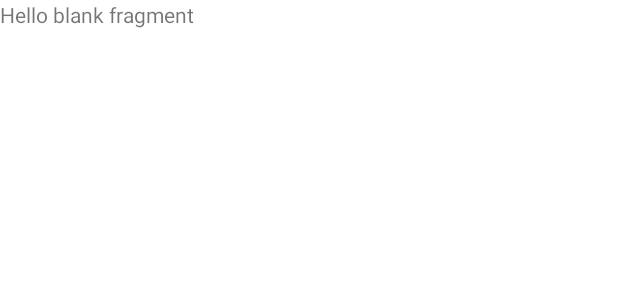
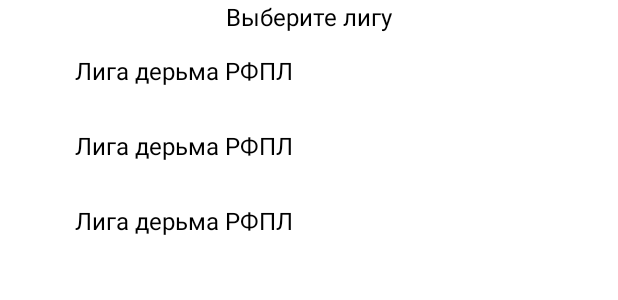
Before and after one commit to VixonneN/Football_Test_Task, an Android app: the layout fragment_league.xml on its own in the app's theme, with its tools: preview values and no code run, on a phone screen of 412 x 824 dp. Shown: the top 300 px of the screen. Run offline under Robolectric (Android 15) with nearby library versions, the phone set to English and light mode, and no system bars; network calls fail.

Commit message:
Черновой вариант LeagueFragment.kt

```diff
--- a/app/src/main/java/com/vixonnen/footballtesttask/MainActivity.kt
+++ b/app/src/main/java/com/vixonnen/footballtesttask/MainActivity.kt
@@ -2,6 +2,7 @@ package com.vixonnen.footballtesttask
 
 import androidx.appcompat.app.AppCompatActivity
 import android.os.Bundle
+import androidx.navigation.fragment.findNavController
 import com.vixonnen.footballtesttask.presentation.splash_screen.screen.SplashFragment
 
 class MainActivity : AppCompatActivity() {
@@ -9,8 +10,6 @@ class MainActivity : AppCompatActivity() {
         super.onCreate(savedInstanceState)
         setContentView(R.layout.activity_main)
 
-        supportFragmentManager.beginTransaction()
-            .add(R.id.fragment_container_view, SplashFragment.newInstance())
-            .commit()
+        supportFragmentManager.findFragmentById(R.id.fragment_container_view)?.findNavController()
     }
 }
--- a/app/src/main/java/com/vixonnen/footballtesttask/domain/entity/league/ResultLeagueEntity.kt
+++ b/app/src/main/java/com/vixonnen/footballtesttask/domain/entity/league/ResultLeagueEntity.kt
@@ -1,4 +1,6 @@
 package com.vixonnen.footballtesttask.domain.entity.league
+
+import java.io.Serializable
 
 data class ResultLeagueEntity(
     val league_key: String,
--- a/app/src/main/res/layout/fragment_fixtures.xml
+++ b/app/src/main/res/layout/fragment_fixtures.xml
@@ -5,10 +5,5 @@
     android:layout_height="match_parent"
     tools:context=".presentation.fixtures_screen.screen.FixturesFragment">
 
-    <!-- TODO: Update blank fragment layout -->
-    <TextView
-        android:layout_width="match_parent"
-        android:layout_height="match_parent"
-        android:text="@string/hello_blank_fragment" />
 
 </FrameLayout>
--- a/app/src/main/res/layout/fragment_league.xml
+++ b/app/src/main/res/layout/fragment_league.xml
@@ -1,14 +1,33 @@
 <?xml version="1.0" encoding="utf-8"?>
-<FrameLayout xmlns:android="http://schemas.android.com/apk/res/android"
+<androidx.constraintlayout.widget.ConstraintLayout xmlns:android="http://schemas.android.com/apk/res/android"
     xmlns:tools="http://schemas.android.com/tools"
     android:layout_width="match_parent"
     android:layout_height="match_parent"
+    xmlns:app="http://schemas.android.com/apk/res-auto"
     tools:context=".presentation.league_screen.screen.LeagueFragment">
 
-    <!-- TODO: Update blank fragment layout -->
     <TextView
+        android:id="@+id/choice_league_tv"
+        android:layout_width="wrap_content"
+        android:layout_height="wrap_content"
+        android:text="@string/choiсe_league"
+        android:textSize="16sp"
+        android:textColor="@color/black"
+        app:layout_constraintTop_toTopOf="parent"
+        app:layout_constraintStart_toStartOf="parent"
+        app:layout_constraintEnd_toEndOf="parent"
+        />
+
+    <androidx.recyclerview.widget.RecyclerView
+        android:id="@+id/choice_league_rv"
         android:layout_width="match_parent"
-        android:layout_height="match_parent"
-        android:text="@string/hello_blank_fragment" />
+        android:layout_height="0dp"
+        app:layout_constraintTop_toBottomOf="@id/choice_league_tv"
+        app:layout_constraintStart_toStartOf="parent"
+        app:layout_constraintEnd_toEndOf="parent"
+        app:layout_constraintBottom_toBottomOf="parent"
+        tools:listitem="@layout/item_fragment_league"
+        app:layoutManager="androidx.recyclerview.widget.LinearLayoutManager"
+        />
 
-</FrameLayout>
+</androidx.constraintlayout.widget.ConstraintLayout>
--- a/app/src/main/res/layout/item_fragment_league.xml
+++ b/app/src/main/res/layout/item_fragment_league.xml
@@ -1,9 +1,32 @@
 <?xml version="1.0" encoding="utf-8"?>
-<androidx.constraintlayout.widget.ConstraintLayout xmlns:android="http://schemas.android.com/apk/res/android"
+<androidx.constraintlayout.widget.ConstraintLayout
+    android:id="@+id/item_league_container"
+    xmlns:android="http://schemas.android.com/apk/res/android"
     android:layout_width="match_parent"
     android:layout_height="wrap_content"
-    xmlns:app="http://schemas.android.com/apk/res-auto">
+    xmlns:app="http://schemas.android.com/apk/res-auto"
+    xmlns:tools="http://schemas.android.com/tools">
 
+    <ImageView
+        android:id="@+id/image_league"
+        android:layout_width="50dp"
+        android:layout_height="50dp"
+        app:layout_constraintStart_toStartOf="parent"
+        app:layout_constraintTop_toTopOf="parent"
 
+        android:contentDescription="@string/nullCD"
+        />
+
+    <TextView
+        android:id="@+id/tv_league"
+        android:layout_width="wrap_content"
+        android:layout_height="wrap_content"
+        tools:text="Лига дерьма РФПЛ"
+        android:textColor="@color/black"
+        android:textSize="16sp"
+        app:layout_constraintStart_toEndOf="@id/image_league"
+        app:layout_constraintTop_toTopOf="@id/image_league"
+        app:layout_constraintBottom_toBottomOf="@id/image_league"
+        />
 
 </androidx.constraintlayout.widget.ConstraintLayout>
--- a/app/src/main/res/values/strings.xml
+++ b/app/src/main/res/values/strings.xml
@@ -1,6 +1,6 @@
 <resources>
     <string name="app_name">Football Test Task</string>
-    <!-- TODO: Remove or change this placeholder text -->
-    <string name="hello_blank_fragment">Hello blank fragment</string>
-    <string name="choise_country">Выберите страну</string>
+    <string name="choiсe_league">Выберите лигу</string>
+    <string name="loading">Загрузка</string>
+    <string name="nullCD">null</string>
 </resources>
```
Also changed, not shown: app/build.gradle (+10 -0 lines), app/src/main/java/com/vixonnen/footballtesttask/presentation/fixtures_screen/screen/FixturesFragment.kt (+20 -2 lines), app/src/main/java/com/vixonnen/footballtesttask/presentation/fixtures_screen/view_model/FixturesFragmentViewModel.kt (+16 -1 lines), app/src/main/java/com/vixonnen/footballtesttask/presentation/league_screen/screen/LeagueFragment.kt (+47 -3 lines), app/src/main/java/com/vixonnen/footballtesttask/presentation/league_screen/screen/recycler_view/LeagueViewHolder.kt (+10 -3 lines), app/src/main/java/com/vixonnen/footballtesttask/presentation/league_screen/view_model/LeagueFragmentViewModel.kt (+17 -1 lines), app/src/main/java/com/vixonnen/footballtesttask/presentation/splash_screen/screen/SplashFragment.kt (+18 -2 lines), app/src/main/java/com/vixonnen/footballtesttask/presentation/splash_screen/view_model/SplashFragmentViewModel.kt (+7 -6 lines), app/src/main/res/layout/activity_main.xml (+8 -3 lines), app/src/main/res/layout/fragment_splash.xml (+8 -7 lines), app/src/main/res/navigation/nav.xml (added, +31 -0 lines).
